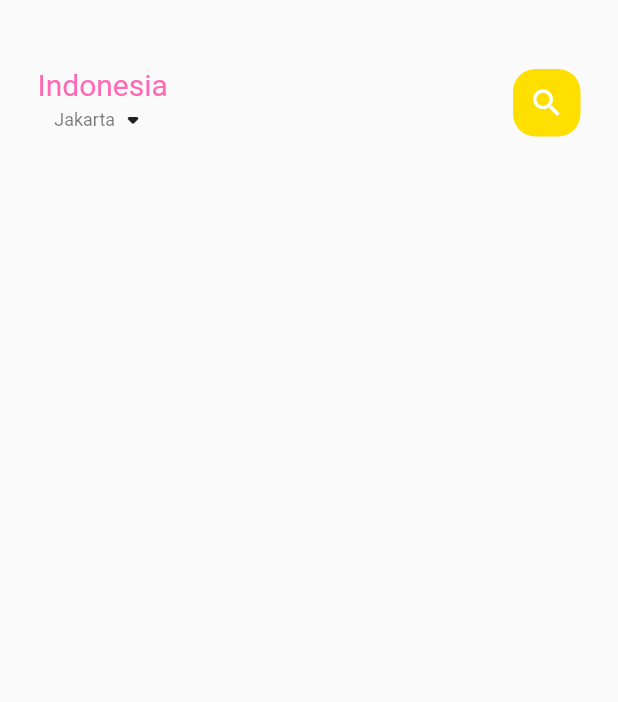
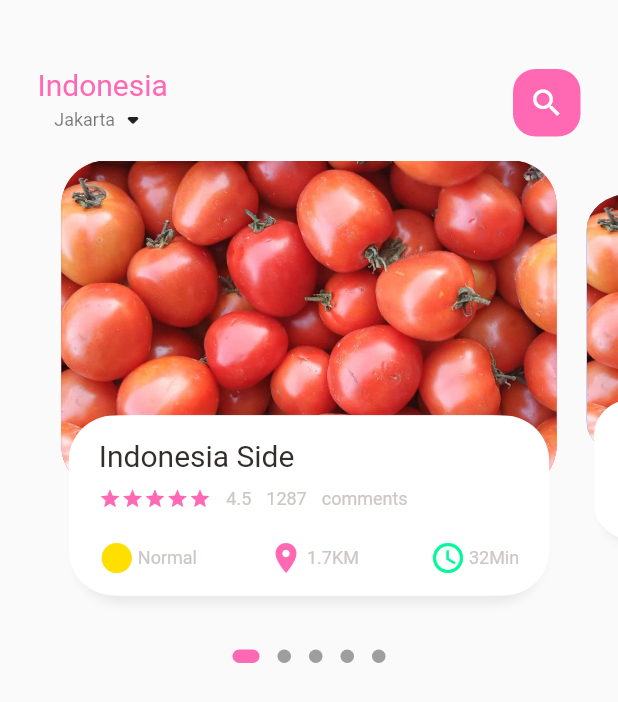
Before and after one commit to ishari01/learn_flutter, a Flutter app: the screen it shows after launch, on a phone screen of 412 x 824 dp. Shown: the top 702 px of the screen. Run offline on Flutter 3.47's test engine with Material 2 defaults, Android fonts, the phone set to English and light mode, and no system bars; drawn by our look-alikes of dots_indicator.

Commit message:
add dots for current img

```diff
--- /dev/null
+++ b/lib/home/food_page_body.dart
@@ -0,0 +1,177 @@
+import 'package:flutter/material.dart';
+import 'package:learning_flutter/utils/colors.dart';
+import 'package:learning_flutter/widgets/big_text.dart';
+import 'package:learning_flutter/widgets/icon_and_text.dart';
+import 'package:learning_flutter/widgets/small_text.dart';
+import 'package:dots_indicator/dots_indicator.dart';
+
+class FoodPageBody extends StatefulWidget {
+  const FoodPageBody({Key? key}) : super(key: key);
+
+  @override
+  State<FoodPageBody> createState() => _FoodPageBodyState();
+}
+
+class _FoodPageBodyState extends State<FoodPageBody> {
+  PageController pageController = PageController(viewportFraction: 0.85);
+  var _currPageValue = 0.0;
+  double _scaleFactor = 0.8;
+  double _height = 220;
+
+  @override
+  void initState() {
+    super.initState();
+    pageController.addListener(() {
+      setState(() {
+        _currPageValue = pageController.page!;
+      });
+    });
+  }
+
+  @override
+  void dispose() {
+    pageController.dispose();
+  }
+
+  @override
+  Widget build(BuildContext context) {
+    return Column(
+      children: [
+        Container(
+          height: 320,
+          child: PageView.builder(
+              controller: pageController,
+              itemCount: 5,
+              itemBuilder: (context, position) {
+                return _buildPageItem(position);
+              }),
+        ),
+        DotsIndicator(
+          dotsCount: 5,
+          position: _currPageValue,
+          decorator: DotsDecorator(
+            activeColor: AppColors.mainColor,
+            size: const Size.square(9.0),
+            activeSize: const Size(18.0, 9.0),
+            activeShape: RoundedRectangleBorder(
+                borderRadius: BorderRadius.circular(5.0)),
+          ),
+        )
+      ],
+    );
+  }
+
+  Widget _buildPageItem(int index) {
+    Matrix4 matrix = Matrix4.identity();
+    if (index == _currPageValue.floor()) {
+      var currScale = 1 - (_currPageValue - index) * (1 - _scaleFactor);
+      var currTrans = _height * (1 - currScale) / 2;
+      matrix = Matrix4.diagonal3Values(1, currScale, 1)
+        ..setTranslationRaw(0, currTrans, 0);
+    } else if (index == _currPageValue.floor() + 1) {
+      var currScale =
+          _scaleFactor + (_currPageValue - index + 1) * (1 - _scaleFactor);
+      var currTrans = _height * (1 - currScale) / 2;
+      matrix = Matrix4.diagonal3Values(1, currScale, 1)
+        ..setTranslationRaw(0, currTrans, 0);
+    } else if (index == _currPageValue.floor() - 1) {
+      var currScale = 1 - (_currPageValue - index) * (1 - _scaleFactor);
+      var currTrans = _height * (1 - currScale) / 2;
+      matrix = Matrix4.diagonal3Values(1, currScale, 1)
+        ..setTranslationRaw(0, currTrans, 0);
+    } else {
+      var currScale = 0.8;
+      matrix = Matrix4.diagonal3Values(1, currScale, 1)
+        ..setTranslationRaw(0, _height * (1 - _scaleFactor) / 2, 0);
+    }
+
+    return Transform(
+      transform: matrix,
+      child: Stack(
+        children: [
+          Container(
+              height: 220,
+              margin: const EdgeInsets.only(left: 10, right: 10),
+              decoration: BoxDecoration(
+                borderRadius: BorderRadius.circular(30),
+                color: index.isEven ? Colors.red : Colors.blueAccent,
+                image: const DecorationImage(
+                    fit: BoxFit.cover,
+                    image: AssetImage('assets/images/tomat.png')),
+              )),
+          Align(
+            alignment: Alignment.bottomCenter,
+            child: Container(
+              height: 120,
+              margin: const EdgeInsets.only(left: 20, right: 20, bottom: 30),
+              decoration: BoxDecoration(
+                  borderRadius: BorderRadius.circular(30),
+                  color: Colors.white,
+                  boxShadow: const [
+                    BoxShadow(
+                        color: Color(0xFFe8e8e8),
+                        blurRadius: 5.0,
+                        offset: Offset(0, 5)),
+                    BoxShadow(
+                      color: Colors.white,
+                      offset: Offset(-5, 0),
+                    ),
+                    BoxShadow(
+                      color: Colors.white,
+                      offset: Offset(5, 0),
+                    )
+                  ]),
+              child: Container(
+                padding: const EdgeInsets.only(top: 15, left: 15, right: 15),
+                child: Column(
+                  crossAxisAlignment: CrossAxisAlignment.start,
+                  children: [
+                    BigText(text: 'Indonesia Side'),
+                    const SizedBox(height: 10),
+                    Row(
+                      children: [
+                        Wrap(
+                          children: List.generate(
+                              5,
+                              (index) => const Icon(
+                                    Icons.star,
+                                    color: AppColors.mainColor,
+                                    size: 15,
+                                  )),
+                        ),
+                        const SizedBox(width: 10),
+                        SmallText(text: '4.5'),
+                        const SizedBox(width: 10),
+                        SmallText(text: '1287'),
+                        const SizedBox(width: 10),
+                        SmallText(text: 'comments'),
+                      ],
+                    ),
+                    const SizedBox(height: 20),
+                    Row(
+                      mainAxisAlignment: MainAxisAlignment.spaceBetween,
+                      children: const [
+                        IconAndText(
+                            icon: Icons.circle_sharp,
+                            text: 'Normal',
+                            iconColor: AppColors.iconColor),
+                        IconAndText(
+                            icon: Icons.location_on,
+                            text: '1.7KM',
+                            iconColor: AppColors.mainColor),
+                        IconAndText(
+                            icon: Icons.access_time,
+                            text: '32Min',
+                            iconColor: AppColors.buttonBgColor)
+                      ],
+                    )
+                  ],
+                ),
+              ),
+            ),
+          )
+        ],
+      ),
+    );
+  }
+}
--- a/lib/home/main_food_page.dart
+++ b/lib/home/main_food_page.dart
@@ -1,4 +1,5 @@
 import 'package:flutter/material.dart';
+import 'package:learning_flutter/home/food_page_body.dart';
 import 'package:learning_flutter/utils/colors.dart';
 import 'package:learning_flutter/widgets/big_text.dart';
 import 'package:learning_flutter/widgets/small_text.dart';
@@ -41,13 +42,14 @@ class _MainFoodPageState extends State<MainFoodPage> {
                       child: const Icon(Icons.search, color: Colors.white),
                       decoration: BoxDecoration(
                           borderRadius: BorderRadius.circular(15),
-                          color: AppColors.iconColor),
+                          color: AppColors.mainColor),
                     ),
                   )
                 ],
               ),
             ),
           ),
+          const FoodPageBody()
         ],
       ),
     );
--- /dev/null
+++ b/lib/widgets/icon_and_text.dart
@@ -0,0 +1,25 @@
+import 'package:flutter/material.dart';
+import 'package:learning_flutter/widgets/small_text.dart';
+
+class IconAndText extends StatelessWidget {
+  final IconData icon;
+  final String text;
+  final Color iconColor;
+  const IconAndText(
+      {Key? key,
+      required this.icon,
+      required this.text,
+      required this.iconColor})
+      : super(key: key);
+
+  @override
+  Widget build(BuildContext context) {
+    return Row(
+      children: [
+        Icon(icon, color: iconColor),
+        const SizedBox(width: 2),
+        SmallText(text: text)
+      ],
+    );
+  }
+}
--- a/pubspec.yaml
+++ b/pubspec.yaml
@@ -29,6 +29,7 @@ environment:
 dependencies:
   flutter:
     sdk: flutter
+  dots_indicator: ^2.1.0
 
 
   # The following adds the Cupertino Icons font to your application.
@@ -58,9 +59,8 @@ flutter:
   uses-material-design: true
 
   # To add assets to your application, add an assets section, like this:
-  # assets:
-  #   - images/a_dot_burr.jpeg
-  #   - images/a_dot_ham.jpeg
+  assets:
+    - assets/images/
 
   # An image asset can refer to one or more resolution-specific "variants", see
   # https://flutter.dev/assets-and-images/#resolution-aware.
```
Also changed, not shown: assets/images/tomat.png (added), pubspec.lock.
